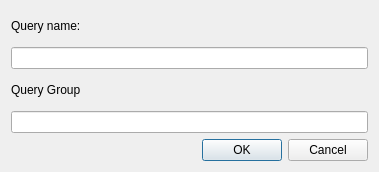
Above: GUI_UIs/ui_save_query.ui from ccbogel/QualCoder before the change. Below: the same form after it.
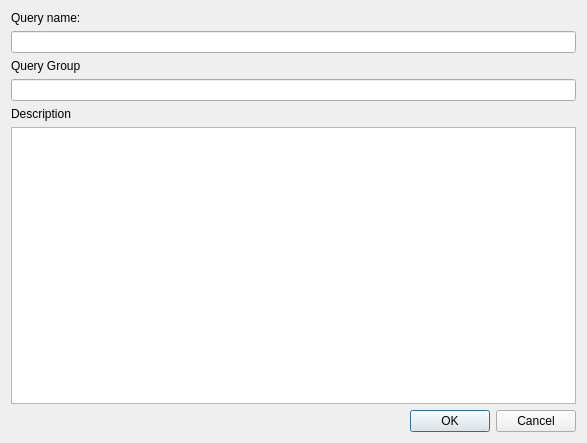
That is the form after the change.

Diff of the .ui file:
```diff
--- a/GUI_UIs/ui_save_query.ui
+++ b/GUI_UIs/ui_save_query.ui
@@ -6,14 +6,14 @@
    <rect>
     <x>0</x>
     <y>0</y>
-    <width>379</width>
-    <height>172</height>
+    <width>587</width>
+    <height>443</height>
    </rect>
   </property>
   <property name="maximumSize">
    <size>
     <width>16777215</width>
-    <height>180</height>
+    <height>1000</height>
    </size>
   </property>
   <property name="windowTitle">
@@ -40,6 +40,29 @@
    <item>
     <widget class="QLineEdit" name="lineEdit_group"/>
    </item>
+   <item>
+    <widget class="QLabel" name="label_2">
+     <property name="text">
+      <string>Description</string>
+     </property>
+    </widget>
+   </item>
+   <item>
+    <widget class="QTextEdit" name="textEdit">
+     <property name="minimumSize">
+      <size>
+       <width>0</width>
+       <height>60</height>
+      </size>
+     </property>
+     <property name="maximumSize">
+      <size>
+       <width>16777215</width>
+       <height>800</height>
+      </size>
+     </property>
+    </widget>
+   </item>
    <item>
     <widget class="QDialogButtonBox" name="buttonBox">
      <property name="orientation">
```
